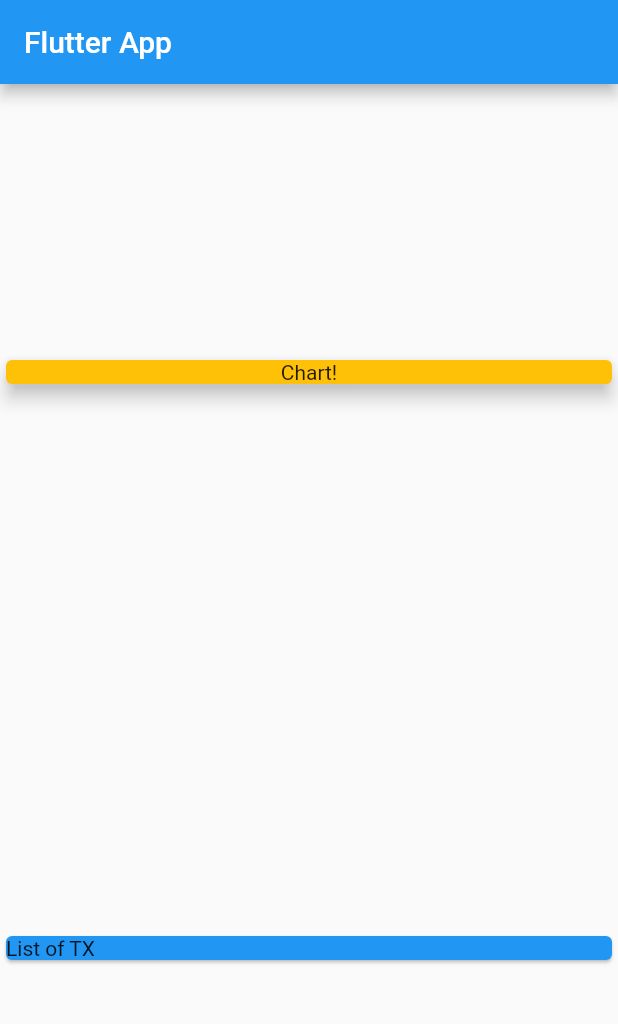
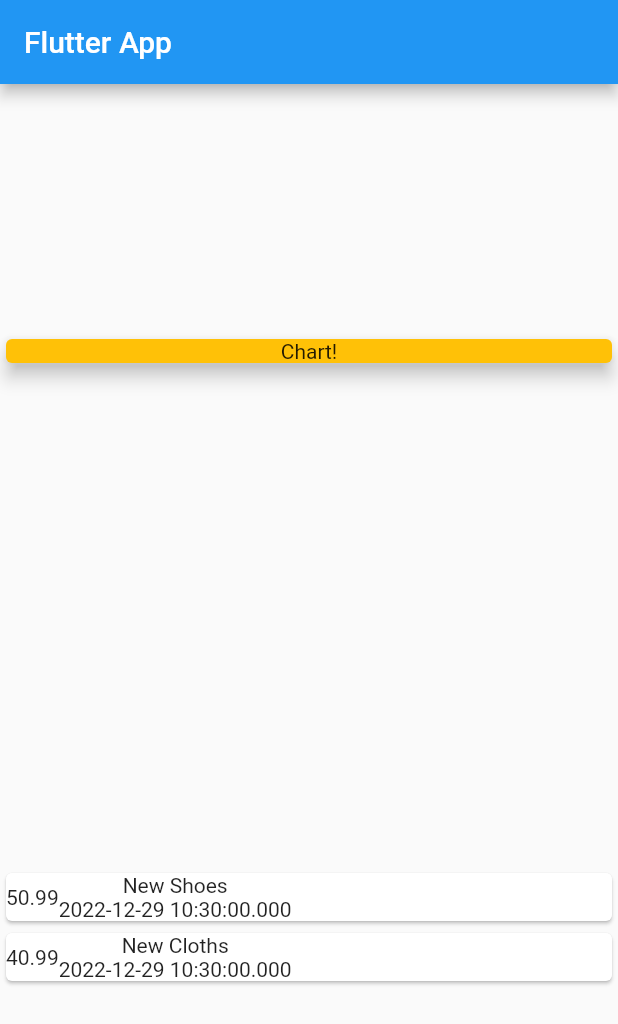
Before and after one commit to aritroo/expense_manager, a Flutter app: the screen it shows after launch, on a phone screen of 412 x 824 dp. Shown: the top 1024 px of the screen. Run offline on Flutter 3.47's test engine with Material 2 defaults, Android fonts, the phone set to English and light mode, and no system bars.

Commit message:
rough layout and addtion of transaction class++

```diff
--- a/lib/main.dart
+++ b/lib/main.dart
@@ -1,3 +1,4 @@
+import 'transaction.dart';
 import 'package:flutter/material.dart';
 
 void main() => runApp(MyApp());
@@ -14,6 +15,12 @@ class MyApp extends StatelessWidget {
 }
 
 class MyHomePage extends StatelessWidget {
+  final List<transaction> transactions = [
+    transaction(
+        id: 't1', amount: 50.99, title: 'New Shoes', date: DateTime.now()),
+    transaction(
+        id: 't2', amount: 40.99, title: 'New Cloths', date: DateTime.now()),
+  ];
   @override
   Widget build(BuildContext context) {
     return Scaffold(
@@ -35,9 +42,28 @@ class MyHomePage extends StatelessWidget {
               elevation: 5,
             ),
           ),
-          Card(
-            color: Colors.blue,
-            child: Text('List of TX'),
+          Column(
+            children: transactions.map((tx) {
+              return Card(
+                child: Row(
+                  children: [
+                    Container(
+                      child: Text(
+                        tx.amount.toString(),
+                      ),
+                    ),
+                    Column(
+                      children: [
+                        Text(tx.title),
+                        Text(
+                          tx.date.toString(),
+                        ),
+                      ],
+                    ),
+                  ],
+                ),
+              );
+            }).toList(),
           ),
         ],
       ),
--- /dev/null
+++ b/lib/transaction.dart
@@ -0,0 +1,12 @@
+class transaction {
+  String id;
+  String title;
+  double amount;
+  DateTime date;
+
+  transaction(
+      {required this.id,
+      required this.amount,
+      required this.title,
+      required this.date});
+}
```
